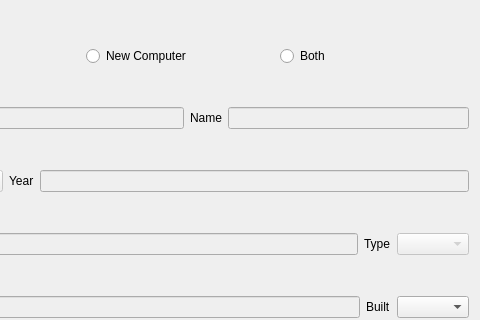
First picture: the form in vika3/Vika3/addnewdialog.ui, repository BeanBean-Nyah/T113-VLN, before the edit; both pictures show x 120 to 600 and y 0 to 320 of the 600 by 500 pixel window.
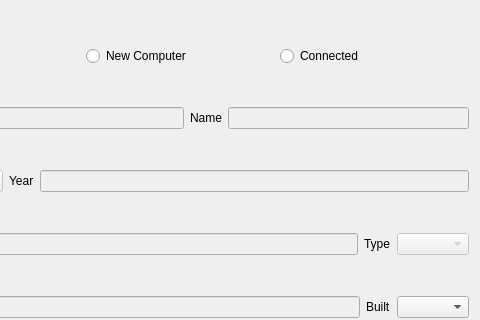
Second picture: the form after the edit. Icons and pictures are not drawn.

```diff
--- a/vika3/Vika3/addnewdialog.ui
+++ b/vika3/Vika3/addnewdialog.ui
@@ -43,7 +43,7 @@
      <item>
       <widget class="QRadioButton" name="radioButton_both">
        <property name="text">
-        <string>Both</string>
+        <string>Connected</string>
        </property>
       </widget>
      </item>
```
